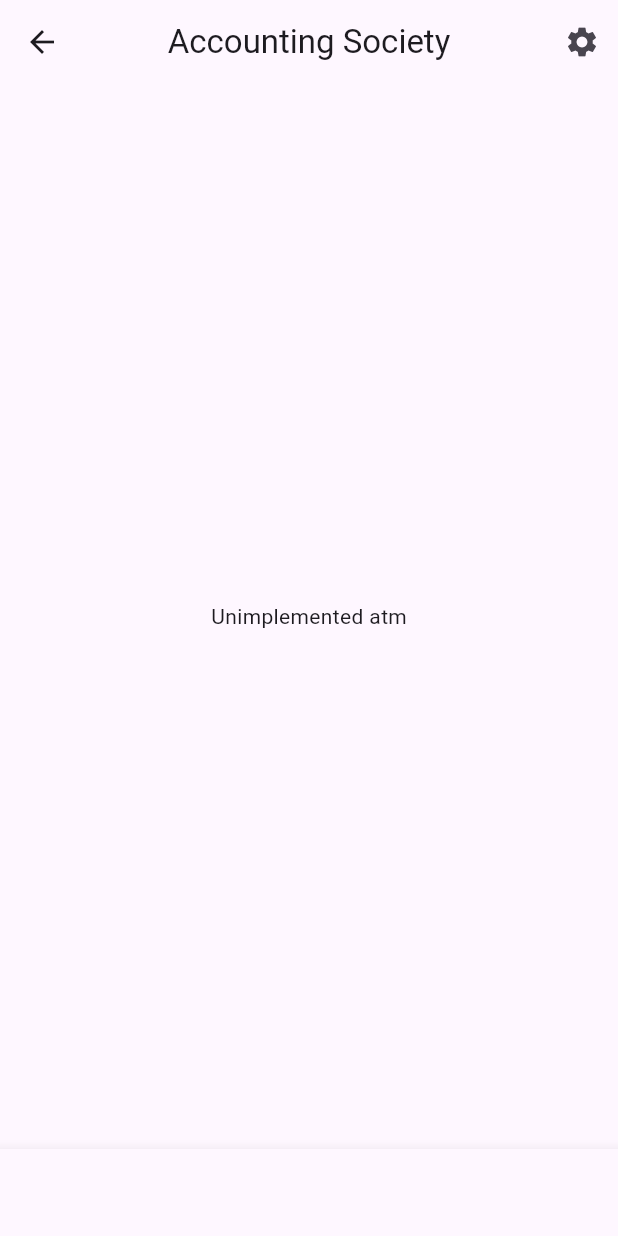
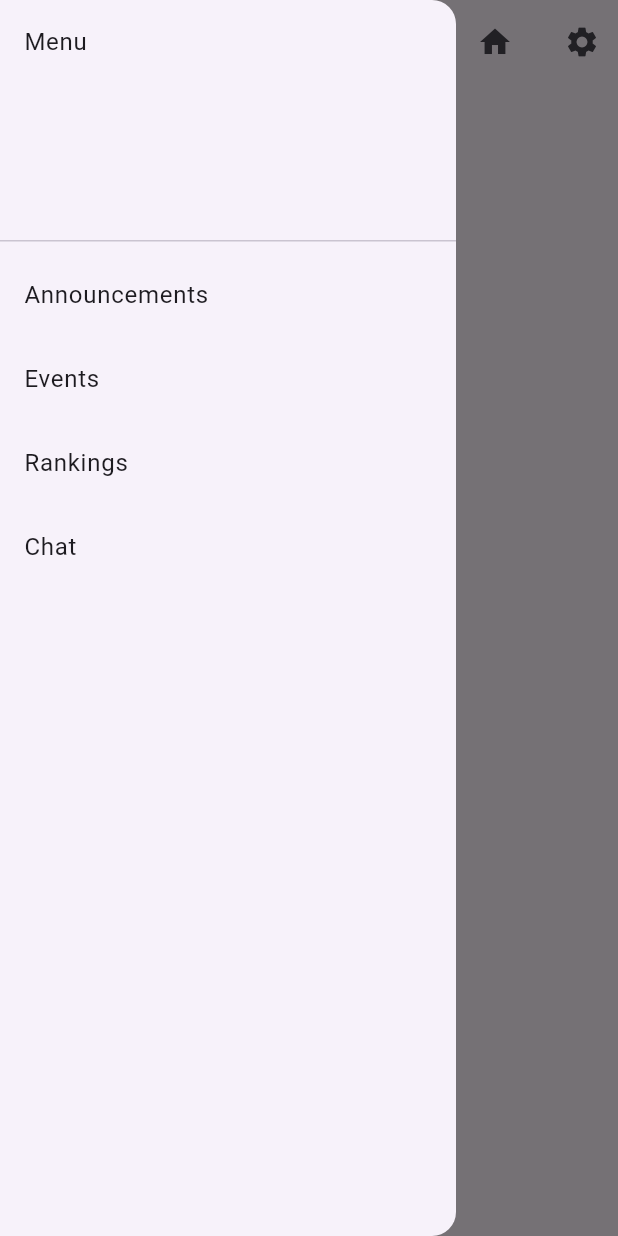
Before and after one commit to sehyeon97/CBU-Clubs, a Flutter app: the ClubHome screen opened directly with sample values from the repository, with the side drawer open (before the commit the screen has no drawer), on a phone screen of 412 x 824 dp. Run offline on Flutter 3.47's test engine with Material 3 defaults, Android fonts, the phone set to English and light mode, and no system bars; our stand-ins replace cloud_firestore, firebase_auth, firebase_core, flutter_riverpod, table_calendar; accounts and stored records are empty.

Commit message:
changed nav bar to drawer

```diff
--- a/lib/screens/club_home/selected_club_home.dart
+++ b/lib/screens/club_home/selected_club_home.dart
@@ -29,7 +29,7 @@ class _ClubHomeState extends State<ClubHome> {
     GroupChat(),
   ];
 
-  void onBarItemTap(int index) {
+  void onDrawerItemTap(int index) {
     setState(() {
       _selectedIndex = index;
     });
@@ -39,8 +39,20 @@ class _ClubHomeState extends State<ClubHome> {
   Widget build(BuildContext context) {
     return Scaffold(
       appBar: AppBar(
-        leading: IconButton(
-          icon: const Icon(Icons.arrow_back),
+        leading: Builder(
+          builder: (context) {
+            return IconButton(
+              onPressed: () {
+                Scaffold.of(context).openDrawer();
+              },
+              icon: const Icon(Icons.menu),
+            );
+          },
+        ),
+        title: Text(widget.club.name),
+        centerTitle: true,
+        actions: [
+          IconButton(
               onPressed: () {
                 Navigator.pushReplacement(
                   context,
@@ -51,10 +63,8 @@ class _ClubHomeState extends State<ClubHome> {
                   ),
                 );
               },
-        ),
-        title: Text(widget.club.name),
-        centerTitle: true,
-        actions: [
+              icon: const Icon(Icons.home)),
+          const SizedBox(width: 10.0),
           IconButton(
             icon: const Icon(Icons.settings),
             onPressed: () {
@@ -67,29 +77,41 @@ class _ClubHomeState extends State<ClubHome> {
           )
         ],
       ),
-      bottomNavigationBar: BottomNavigationBar(
-        items: const <BottomNavigationBarItem>[
-          BottomNavigationBarItem(
-            icon: Icon(Icons.announcement),
-            label: "Announcements",
+      drawer: Drawer(
+        child: ListView(
+          padding: EdgeInsets.zero,
+          children: [
+            const DrawerHeader(child: Text('Menu')),
+            ListTile(
+              title: const Text('Announcements'),
+              onTap: () {
+                onDrawerItemTap(0);
+                Navigator.of(context).pop();
+              },
             ),
-          BottomNavigationBarItem(
-            icon: Icon(Icons.event),
-            label: "Events",
+            ListTile(
+              title: const Text('Events'),
+              onTap: () {
+                onDrawerItemTap(1);
+                Navigator.of(context).pop();
+              },
             ),
-          BottomNavigationBarItem(
-            icon: Icon(Icons.leaderboard),
-            label: "Leaderboard",
+            ListTile(
+              title: const Text('Rankings'),
+              onTap: () {
+                onDrawerItemTap(2);
+                Navigator.of(context).pop();
+              },
             ),
-          BottomNavigationBarItem(
-            icon: Icon(Icons.chat),
-            label: "Chat",
+            ListTile(
+              title: const Text('Chat'),
+              onTap: () {
+                onDrawerItemTap(3);
+                Navigator.of(context).pop();
+              },
             ),
           ],
-        currentIndex: _selectedIndex,
-        onTap: (value) {
-          onBarItemTap(value);
-        },
+        ),
       ),
       body: tabs[_selectedIndex],
     );
```
Lines whose indentation alone changed are shown as unchanged.
